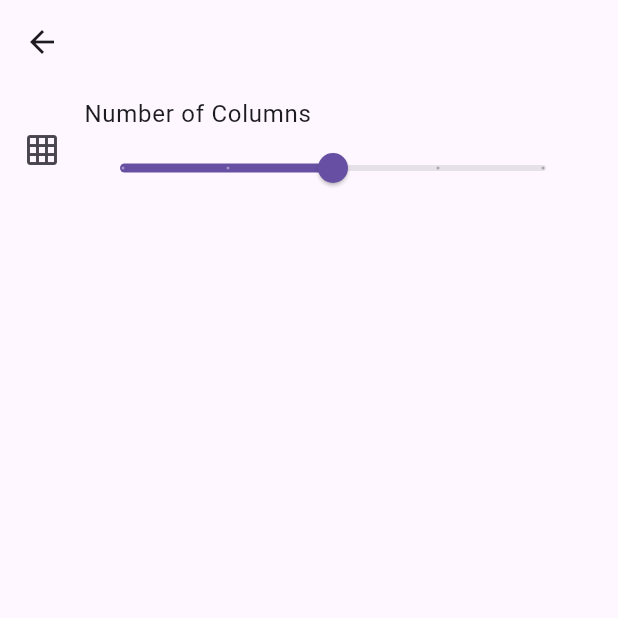
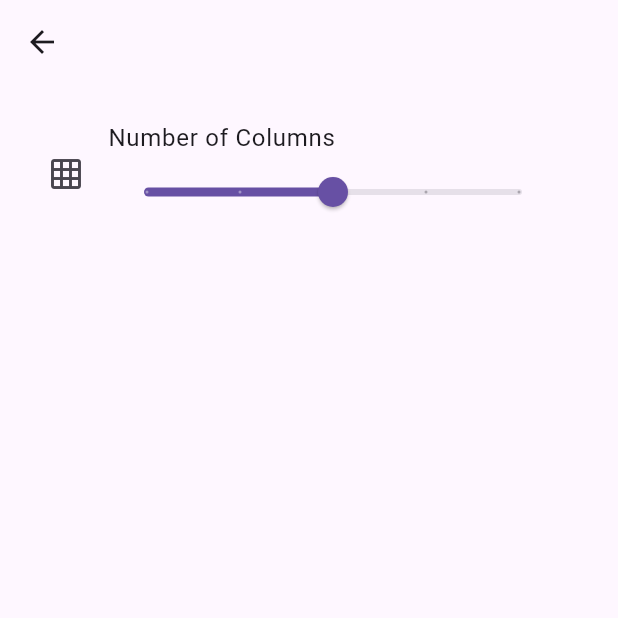
Before and after one commit to hirashain/movie_log, a Flutter app: the Settings screen opened directly, on a phone screen of 412 x 824 dp, the top half of it. Run offline on Flutter 3.47's test engine with Material 3 defaults, Android fonts, the phone set to English and light mode, and no system bars; our stand-ins replace image_picker, sqflite; accounts and stored records are empty.

Commit message:
設定画面をスクロール可能にした

```diff
--- a/lib/screens/settings.dart
+++ b/lib/screens/settings.dart
@@ -14,9 +14,13 @@ class SettingsState extends State<Settings> {
   Widget build(BuildContext context) {
     return Scaffold(
       appBar: AppBar(),
-      body: Consumer<MovieLogProvider>(
+      body: SingleChildScrollView(
+        child: Padding(
+          padding: const EdgeInsets.all(16.0),
+          child: Consumer<MovieLogProvider>(
             builder: (context, movieLogProvider, child) {
-          return ListView(
+              return Column(
+                crossAxisAlignment: CrossAxisAlignment.start,
                 children: <Widget>[
                   ListTile(
                     leading: const Icon(Icons.grid_on),
@@ -36,6 +40,8 @@ class SettingsState extends State<Settings> {
               );
             },
           ),
+        ),
+      ),
     );
   }
 }
```
Lines whose indentation alone changed are shown as unchanged.
